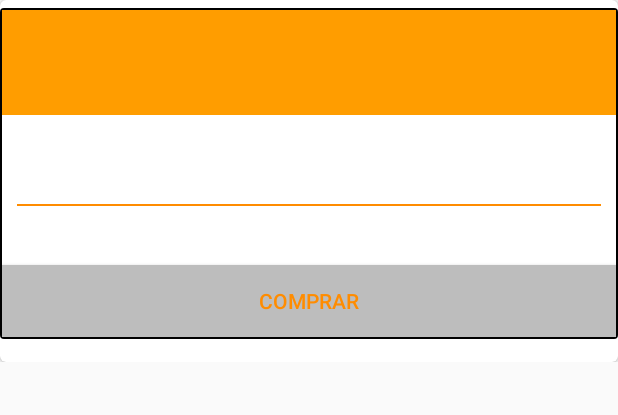
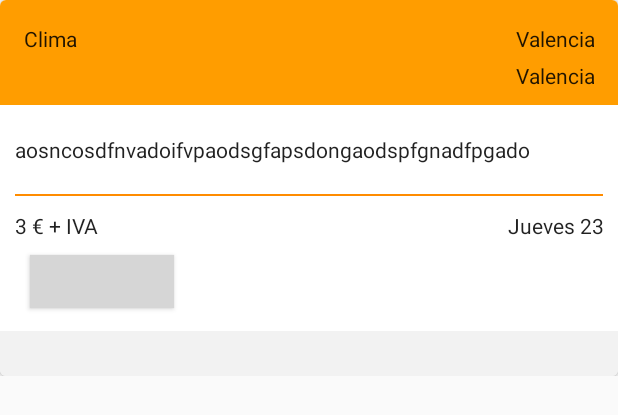
Before and after one commit to alllevi/TecnicosApp, an Android app: the layout cardview_presupuestos.xml on its own in the app's theme, with its tools: preview values and no code run, on a phone screen of 412 x 824 dp. Shown: the top 415 px of the screen. Run offline under Robolectric (Android 15) with nearby library versions, the phone set to English and light mode, and no system bars; grey boxes are pictures that could not be loaded.

Commit message:
Mejoras en la interfaz

```diff
--- a/app/src/main/java/com/manomanitas/tecnicosapp/MenuActivity.java
+++ b/app/src/main/java/com/manomanitas/tecnicosapp/MenuActivity.java
@@ -237,7 +237,7 @@ public class MenuActivity extends AppCompatActivity {
             editor.putString("GCM", "false");
             editor.commit();
 
-            Intent intent = new Intent(this, MainActivity.class);
+            Intent intent = new Intent(this, LoginActivity.class);
             startActivity(intent);
         }catch (Exception e){
             Toast.makeText(getApplicationContext(), "Se ha producido un error", Toast.LENGTH_SHORT).show();
--- a/app/src/main/res/layout/cardview_presupuestos.xml
+++ b/app/src/main/res/layout/cardview_presupuestos.xml
@@ -21,23 +21,18 @@
 
             <FrameLayout
                 android:layout_width="match_parent"
-                android:layout_height="match_parent"
-                android:background="@drawable/my_border"
-                android:layout_marginTop="5dp"
-                android:layout_marginBottom="15dp">
+                android:layout_height="match_parent">
 
                 <LinearLayout
                     android:orientation="vertical"
                     android:layout_width="match_parent"
-                    android:layout_height="match_parent"
-                    android:layout_margin="1dp">
+                    android:layout_height="match_parent">
 
                     <LinearLayout
                         android:orientation="vertical"
                         android:layout_width="match_parent"
                         android:layout_height="match_parent"
-                        android:background="@color/colorPrimary"
-                        android:layout_marginTop="0dp">
+                        android:background="@color/colorPrimary">
 
                         <LinearLayout
                             android:orientation="horizontal"
@@ -52,7 +47,8 @@
                                 android:textColor="@color/abc_primary_text_material_light"
                                 android:layout_marginLeft="@dimen/text_margin"
                                 android:layout_marginTop="@dimen/text_margin"
-                                android:layout_marginRight="@dimen/text_margin" />
+                                android:layout_marginRight="@dimen/text_margin"
+                                android:text="Clima" />
 
                             <TextView
                                 android:layout_width="match_parent"
@@ -62,7 +58,8 @@
                                 android:textColor="@color/abc_primary_text_material_light"
                                 android:layout_marginLeft="@dimen/text_margin"
                                 android:layout_marginTop="@dimen/text_margin"
-                                android:layout_marginRight="@dimen/text_margin" />
+                                android:layout_marginRight="@dimen/text_margin"
+                                android:text="Valencia" />
 
                         </LinearLayout>
 
@@ -73,7 +70,8 @@
                             android:gravity="right"
                             android:layout_marginRight="@dimen/text_margin"
                             android:layout_marginBottom="10dp"
-                            android:textColor="@color/abc_primary_text_material_light" />
+                            android:textColor="@color/abc_primary_text_material_light"
+                            android:text="Valencia" />
 
                     </LinearLayout>
 
@@ -91,7 +89,8 @@
                             android:layout_height="wrap_content"
                             android:id="@+id/idAveria"
                             android:nestedScrollingEnabled="false"
-                            android:textColor="@color/abc_primary_text_material_light" />
+                            android:textColor="@color/abc_primary_text_material_light"
+                            android:text="aosncosdfnvadoifvpaodsgfapsdongaodspfgnadfpgado" />
                     </LinearLayout>
 
                     <LinearLayout
@@ -119,7 +118,8 @@
                                 android:layout_height="match_parent"
                                 android:id="@+id/idPrecio"
                                 android:layout_margin="10dp"
-                                android:textColor="@color/abc_primary_text_material_light" />
+                                android:textColor="@color/abc_primary_text_material_light"
+                                android:text="3 € + IVA" />
                         </LinearLayout>
 
 
@@ -145,19 +145,28 @@
                                 android:id="@+id/idHaceDias"
                                 android:layout_margin="10dp"
                                 android:gravity="right"
-                                android:textColor="@color/abc_primary_text_material_light" />
+                                android:textColor="@color/abc_primary_text_material_light"
+                                android:text="Jueves 23" />
                         </LinearLayout>
 
                     </LinearLayout>
 
                     <Button
-                        android:layout_width="match_parent"
-                        android:layout_height="match_parent"
+                        android:layout_width="wrap_content"
+                        android:layout_height="35dp"
                         android:id="@+id/enviarPropuesta_bt"
-                        android:background="#bdbdbd"
                         android:textColor="@color/colorPrimaryDark"
                         android:textStyle="normal"
-                        android:text="@string/presupuestos_enviar_propuesta" />
+                        android:text="@string/presupuestos_enviar_propuesta"
+                        android:background="@drawable/border_button_redondo"
+                        android:layout_marginLeft="20dp" />
+
+                    <LinearLayout
+                        android:orientation="horizontal"
+                        android:layout_width="match_parent"
+                        android:layout_height="30dp"
+                        android:layout_marginTop="15dp"
+                        android:background="@color/background_manomanitas"></LinearLayout>
 
                 </LinearLayout>
 
--- a/app/src/main/res/layout/reciclerview_presupuestos.xml
+++ b/app/src/main/res/layout/reciclerview_presupuestos.xml
@@ -7,7 +7,8 @@
     android:paddingLeft="@dimen/activity_horizontal_margin"
     android:paddingRight="@dimen/activity_horizontal_margin"
     android:paddingTop="@dimen/activity_vertical_margin"
-    tools:context="com.manomanitas.tecnicosapp.PresupuestosActivity">
+    tools:context="com.manomanitas.tecnicosapp.PresupuestosActivity"
+    android:background="@color/background_manomanitas">
 
     <!-- Data load progress -->
     <ProgressBar
--- a/app/src/main/res/layout/reciclerview_presupuestos_comprados.xml
+++ b/app/src/main/res/layout/reciclerview_presupuestos_comprados.xml
@@ -7,7 +7,8 @@
     android:paddingLeft="@dimen/activity_horizontal_margin"
     android:paddingRight="@dimen/activity_horizontal_margin"
     android:paddingTop="@dimen/activity_vertical_margin"
-    tools:context="com.manomanitas.tecnicosapp.PresupuestosActivity">
+    tools:context="com.manomanitas.tecnicosapp.PresupuestosActivity"
+    android:background="@color/background_manomanitas">
 
     <!-- Data load progress -->
     <ProgressBar
--- a/app/src/main/res/values/strings.xml
+++ b/app/src/main/res/values/strings.xml
@@ -1,5 +1,5 @@
 <resources>
-    <string name="app_name">Manomanitas</string>
+    <string name="app_name_manomanitas">Manomanitas</string>
     <string name="title_activity_login">Entrar</string>
     <string name="title_activity_registro">Formulario registro</string>
     <string name="title_activity_editar_perfil">Editar Perfil</string>
```
Also changed, not shown: app/src/main/AndroidManifest.xml (+5 -8 lines), app/src/main/java/com/manomanitas/tecnicosapp/LoginActivity.java (+24 -0 lines), app/src/main/java/com/manomanitas/tecnicosapp/PresupuestosActivity.java (+11 -5 lines), app/src/main/res/layout/activity_login.xml (+4 -3 lines).
